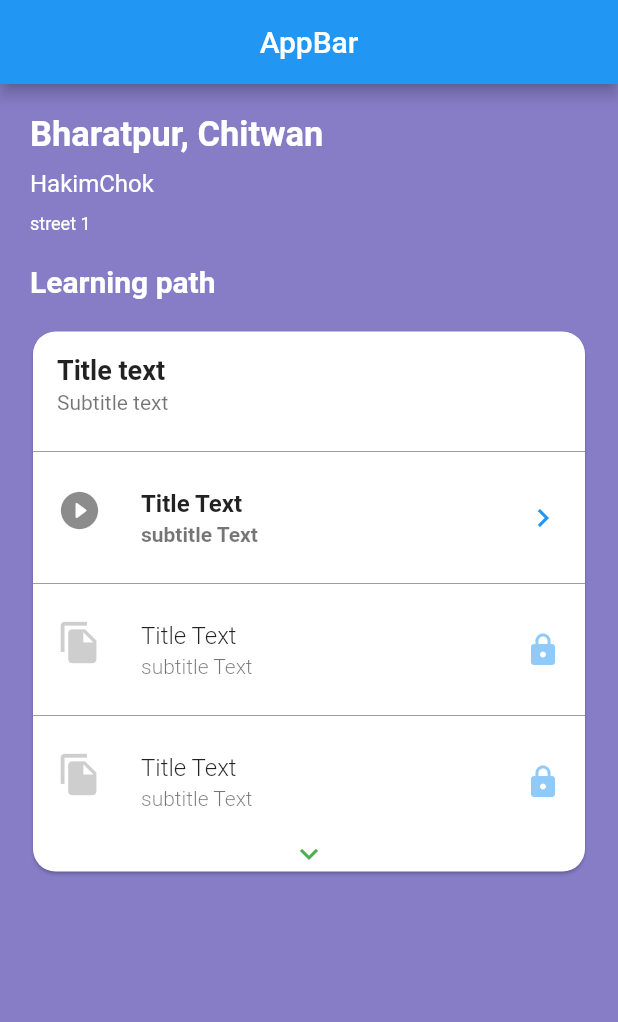
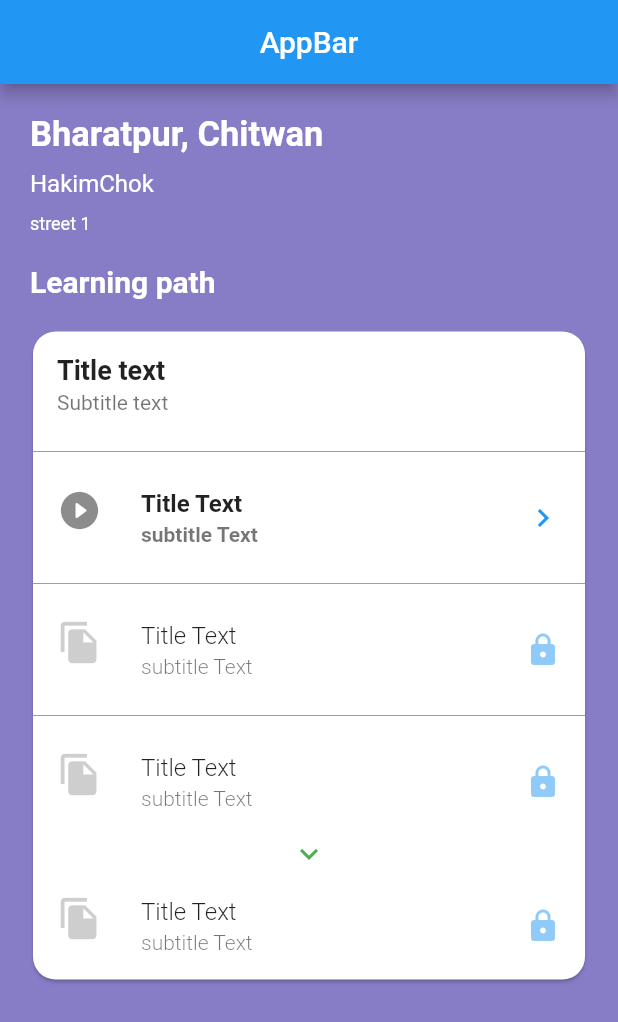
Before and after one commit to bijaypoudel1/quizApp, a Flutter app: the screen it shows after launch, on a phone screen of 412 x 824 dp. Shown: the top 1022 px of the screen. Run offline on Flutter 3.47's test engine with Material 2 defaults, Android fonts, the phone set to English and light mode, and no system bars.

Commit message:
added scrool view

```diff
--- a/lib/main.dart
+++ b/lib/main.dart
@@ -15,7 +15,8 @@ class MyApp extends StatelessWidget {
             title: Text('AppBar'),
             centerTitle: true,
           ),
-        body: Column(
+          body: SingleChildScrollView(
+            child: Column(
               crossAxisAlignment: CrossAxisAlignment.start,
               children: [
                 Container(
@@ -25,7 +26,8 @@ class MyApp extends StatelessWidget {
                     children: [
                       Text(
                         'Bharatpur, Chitwan',
-                    style: TextStyle(fontSize: 23, fontWeight: FontWeight.bold),
+                        style: TextStyle(
+                            fontSize: 23, fontWeight: FontWeight.bold),
                       ),
                       SizedBox(
                         height: 10.0,
@@ -50,7 +52,8 @@ class MyApp extends StatelessWidget {
                       ),
                       Text(
                         'Learning path',
-                    style: TextStyle(fontSize: 20, fontWeight: FontWeight.bold),
+                        style: TextStyle(
+                            fontSize: 20, fontWeight: FontWeight.bold),
                       ),
                     ],
                   ),
@@ -141,13 +144,31 @@ class MyApp extends StatelessWidget {
                           Icons.expand_more,
                           color: Colors.green,
                         ),
+                        ListTile(
+                          leading: Icon(Icons.file_copy,
+                              size: 30, color: Colors.grey.withOpacity(0.5)),
+                          title: Text(
+                            'Title Text',
+                            style: TextStyle(
+                              fontWeight: FontWeight.w300,
+                            ),
+                          ),
+                          subtitle: Text(
+                            'subtitle Text',
+                            style: TextStyle(fontWeight: FontWeight.w300),
+                          ),
+                          trailing: Icon(
+                            Icons.lock,
+                            color: Colors.blue.withOpacity(0.5),
+                          ),
+                        ),
                       ],
                     ),
                   ),
                 )
               ],
             ),
-      ),
+          )),
     );
   }
 }
```
Lines whose indentation alone changed are shown as unchanged.
